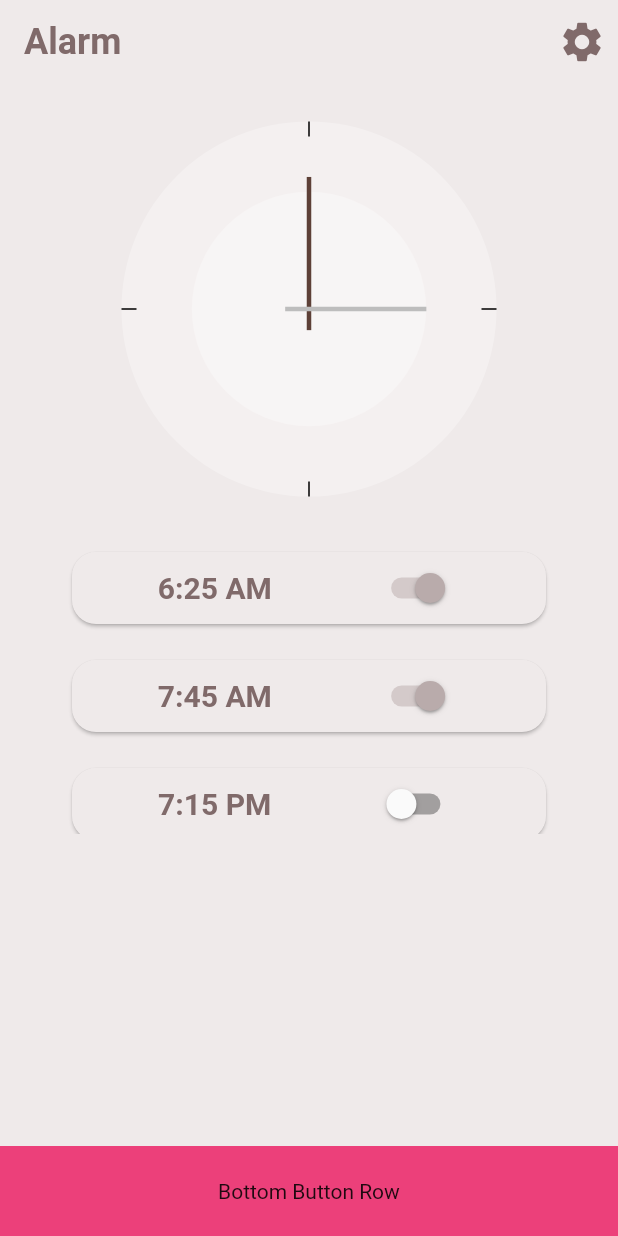
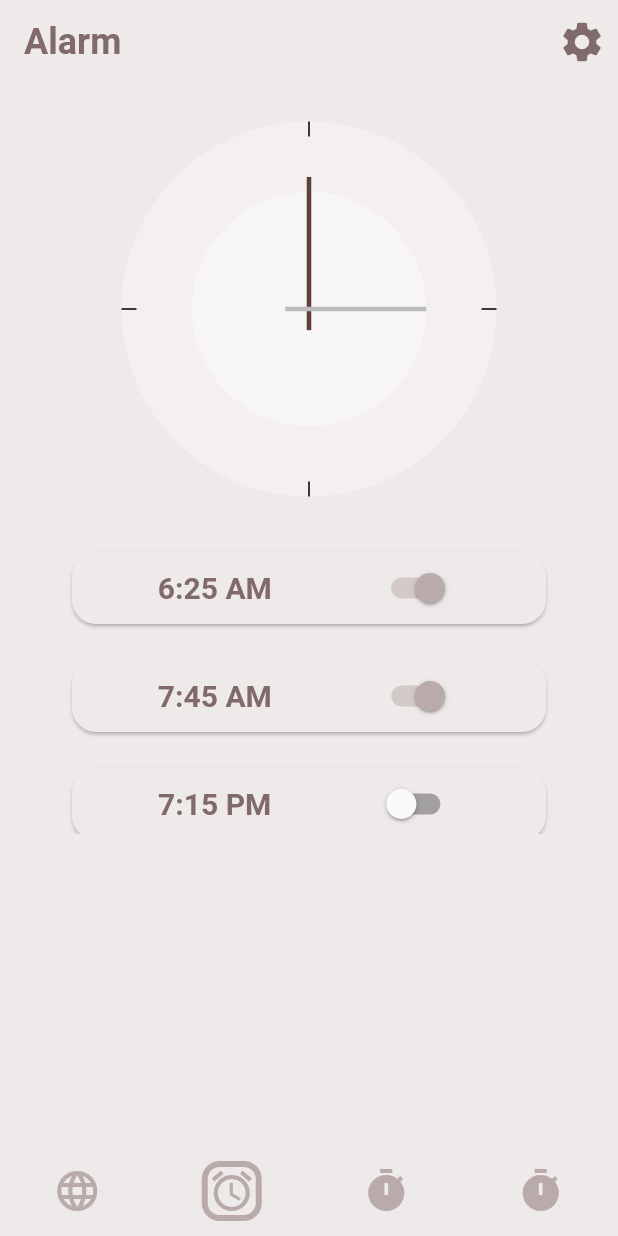
Before and after one commit to DiUS/mobile_sig-neu_clock, a Flutter app: the screen it shows after launch, on a phone screen of 412 x 824 dp. Run offline on Flutter 3.47's test engine with Material 2 defaults, Android fonts, the phone set to English and light mode, and no system bars; Roboto replaces fonts that are missing (SF Pro Text).

Commit message:
Added bottom nav and square button

```diff
--- a/lib/presentation/screens/clock_screen.dart
+++ b/lib/presentation/screens/clock_screen.dart
@@ -1,6 +1,7 @@
 import 'package:flutter/material.dart';
 import 'package:neu_clock/models/alarm.dart';
 import 'package:neu_clock/presentation/widgets/alarm_list.dart';
+import 'package:neu_clock/presentation/widgets/bottom_nav_bar.dart';
 import 'package:neu_clock/presentation/widgets/clock.dart';
 
 class ClockScreen extends StatelessWidget {
@@ -45,10 +46,7 @@ class ClockScreen extends StatelessWidget {
               Expanded(child: Container()),
               Container(
                 height: 60,
-                child: Center(
-                  child: Text('Bottom Button Row'),
-                ),
-                color: Colors.pink[400],
+                child: BottomNavBar(),
               )
             ],
           ),
--- /dev/null
+++ b/lib/presentation/widgets/bottom_nav_bar.dart
@@ -0,0 +1,69 @@
+import 'package:flutter/material.dart';
+
+class BottomNavBar extends StatelessWidget {
+  @override
+  Widget build(BuildContext context) {
+    return Row(
+      mainAxisAlignment: MainAxisAlignment.spaceAround,
+      children: [
+        _BottomButton(
+            icon: Icon(
+              Icons.language,
+              size: 32,
+              color: Theme.of(context).accentColor,
+            ),
+            cb: () => print('World Clocks')),
+        _BottomButton(
+            icon: Icon(
+              Icons.alarm,
+              size: 32,
+              color: Theme.of(context).accentColor,
+            ),
+            selected: true,
+            cb: () => print('Alarms')),
+        _BottomButton(
+            icon: Icon(
+              Icons.timer,
+              size: 32,
+              color: Theme.of(context).accentColor,
+            ),
+            cb: () => print('World Clocks')),
+        _BottomButton(
+            icon: Icon(
+              Icons.timer,
+              size: 32,
+              color: Theme.of(context).accentColor,
+            ),
+            cb: () => print('World Clocks')),
+      ],
+    );
+  }
+}
+
+class _BottomButton extends StatelessWidget {
+  final Icon icon;
+  final Function cb;
+  final bool selected;
+
+  const _BottomButton(
+      {Key key, @required this.icon, @required this.cb, this.selected = false})
+      : super(key: key);
+
+  @override
+  Widget build(BuildContext context) {
+    return GestureDetector(
+      onTap: cb,
+      child: Container(
+        // margin: EdgeInsets.all(4),
+        height: 40,
+        width: 40,
+        decoration: BoxDecoration(
+            border:
+                selected ? Border.all(color: Theme.of(context).accentColor, width: 4) : null,
+            borderRadius: BorderRadius.circular(12),
+            color: Theme.of(context).backgroundColor),
+        child: icon,
+      ),
+    );
+  }
+}
```
